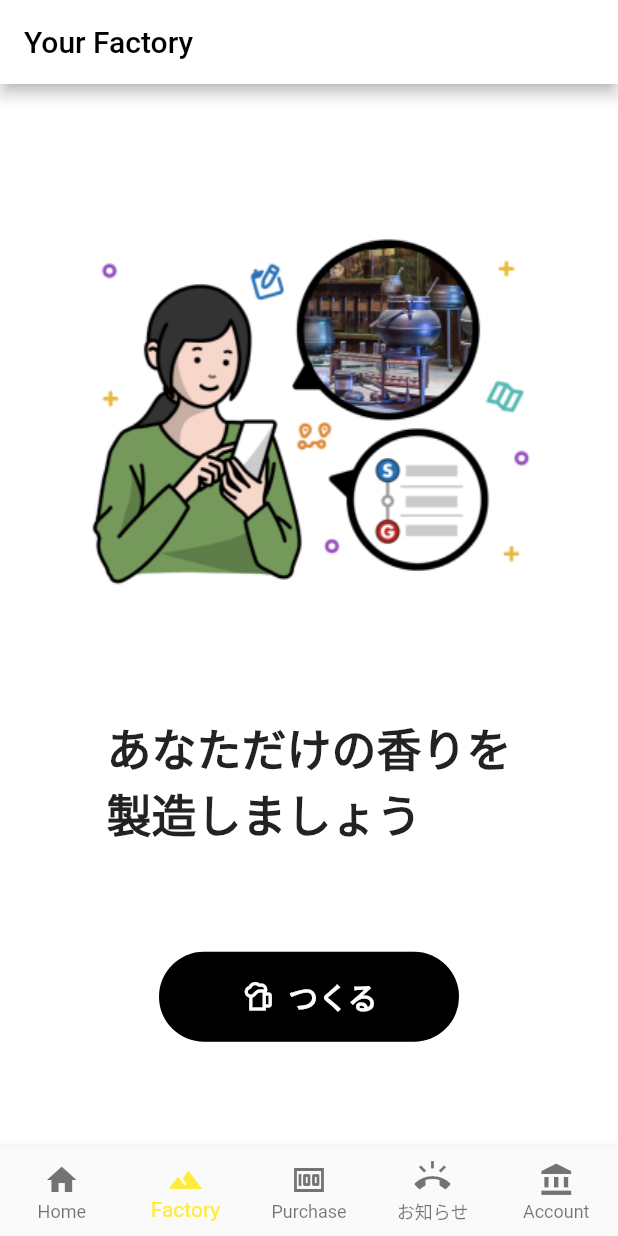
After one commit to yuu-eguci/flutter_lab, a Flutter app: the FactoryPage screen opened by its route, on a phone screen of 412 x 824 dp. The commit adds this screen. Run offline on Flutter 3.47's test engine with Material 2 defaults, Android fonts, the light colour scheme and no system bars.

Commit message:
✨ "あなただけの香りを製造しましょう" FactoryPage 追加 (#17)
* ✨ Factory page を追加

* 🍱 images/sample.png を pubspec.yaml に追加

* ✨ FactoryPage に画像を追加

* 🍱

```diff
--- /dev/null
+++ b/lib/factory_page.dart
@@ -0,0 +1,94 @@
+import 'package:flutter/material.dart';
+
+class FactoryPage extends StatelessWidget {
+  const FactoryPage({Key? key}) : super(key: key);
+
+  @override
+  Widget build(BuildContext context) {
+    return Scaffold(
+      appBar: AppBar(
+        // 戻るボタンを排除するパラメータ。
+        automaticallyImplyLeading: false,
+        title: const Text('Your Factory'),
+        backgroundColor: Colors.white,
+      ),
+      body: Container(
+        color: Colors.white,
+        child: Center(
+          child: Column(
+            // FIXME: margin とかのとり方がわからんので、とりあえず均一に並べてある。
+            mainAxisAlignment: MainAxisAlignment.spaceEvenly,
+            children: <Widget>[
+              Image.asset('images/sample.png'),
+              const Text(
+                'あなただけの香りを\n製造しましょう',
+                style: TextStyle(fontWeight: FontWeight.bold, fontSize: 30.0),
+              ),
+              OutlinedButton.icon(
+                icon: const Icon(
+                  Icons.sports_bar_outlined,
+                  color: Colors.white,
+                ),
+                label: const Text(
+                  'つくる',
+                  style: TextStyle(fontWeight: FontWeight.bold, fontSize: 20.0),
+                ),
+                style: OutlinedButton.styleFrom(
+                  primary: Colors.white,
+                  shape: const StadiumBorder(),
+                  backgroundColor: Colors.black,
+                  minimumSize: const Size(200, 60),
+                ),
+                onPressed: () {
+                },
+              ),
+            ],
+          ),
+
+        ),
+      ),
+      bottomNavigationBar: BottomNavigationBar(
+        // items が4個以上のときは fixed が必要。
+        // 無いとアイコンが白くなる。意味不明だが。
+        type: BottomNavigationBarType.fixed,
+        items: const <BottomNavigationBarItem>[
+          BottomNavigationBarItem(
+            icon: Icon(Icons.home),
+            label: 'Home',
+          ),
+          BottomNavigationBarItem(
+            icon: Icon(Icons.filter_hdr),
+            label: 'Factory',
+          ),
+          BottomNavigationBarItem(
+            icon: Icon(Icons.money),
+            label: 'Purchase',
+          ),
+          BottomNavigationBarItem(
+            icon: Icon(Icons.ring_volume),
+            label: 'お知らせ',
+          ),
+          BottomNavigationBarItem(
+            icon: Icon(Icons.account_balance),
+            label: 'Account',
+          ),
+        ],
+        currentIndex: 1,
+        onTap: (int index) {
+          // ここには items の index 番号が入ってくる。
+          if (index == 0) {
+            Navigator.pushNamed(context, '/aroma-dot-net-home-page');
+          } else if (index == 1) {
+            // ここが "Factory" です。
+          } else if (index == 2) {
+            // "Purchase" は今回何もしない。
+          } else if (index == 3) {
+            // "お知らせ" は今回何もしない。
+          } else if (index == 4) {
+            // "Account" は今回何もしない。
+          }
+        },
+      )
+    );
+  }
+}
--- a/lib/main.dart
+++ b/lib/main.dart
@@ -3,6 +3,7 @@ import './entrance_page.dart' as entrance_page;
 import './sign_up_page.dart' as sign_up_page;
 import './dart_lab_page.dart' as dart_lab_page;
 import './aroma_dot_net_home_page.dart' as aroma_dot_net_home_page;
+import './factory_page.dart' as factory_page;
 
 void main() {
   runApp(const MyApp());
@@ -38,7 +39,8 @@ class MyApp extends StatelessWidget {
         '/dart-lab-page': (context) => const dart_lab_page.DartLabPage(),
         '/entrance-page': (context) => const entrance_page.EntrancePage(),
         '/sign-up-page': (context) => const sign_up_page.SignUpPage(),
-        '/aroma-dot-net-home-page': (contet) => const aroma_dot_net_home_page.AromaDotNetHomePage(),
+        '/aroma-dot-net-home-page': (context) => const aroma_dot_net_home_page.AromaDotNetHomePage(),
+        '/factory-page': (context) => const factory_page.FactoryPage(),
       },
     );
   }
--- a/pubspec.yaml
+++ b/pubspec.yaml
@@ -58,9 +58,9 @@ flutter:
   uses-material-design: true
 
   # To add assets to your application, add an assets section, like this:
-  # assets:
-  #   - images/a_dot_burr.jpeg
-  #   - images/a_dot_ham.jpeg
+  # image/ と指定して、フォルダ内ファイルすべて追加することも可。
+  assets:
+    - images/sample.png
 
   # An image asset can refer to one or more resolution-specific "variants", see
   # https://flutter.dev/assets-and-images/#resolution-aware.
```
Also changed, not shown: images/sample.png (added).
